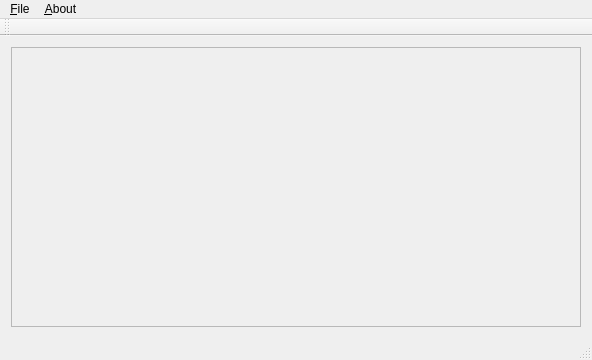
First picture: the form in c_c++/OpenGL_demo/cjwindow.ui, repository ckeyer/outmoded, before the edit.
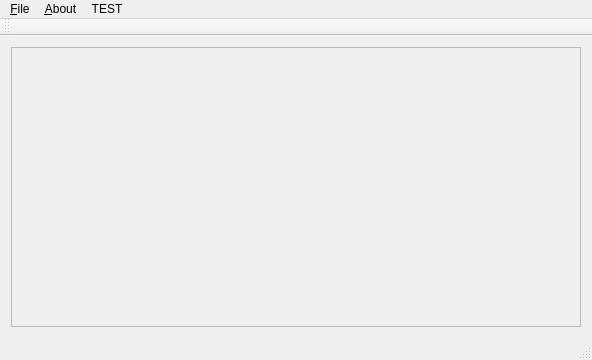
Second picture: the form after the edit.

```diff
--- a/c_c++/OpenGL_demo/cjwindow.ui
+++ b/c_c++/OpenGL_demo/cjwindow.ui
@@ -61,9 +61,17 @@
     </property>
     <addaction name="action_Home"/>
     <addaction name="action_test1"/>
+    <addaction name="actionTest_2"/>
+   </widget>
+   <widget class="QMenu" name="menuTEST">
+    <property name="title">
+     <string>TEST</string>
+    </property>
+    <addaction name="actionCLEAR"/>
    </widget>
    <addaction name="menuFile"/>
    <addaction name="menu_About"/>
+   <addaction name="menuTEST"/>
   </widget>
   <widget class="QToolBar" name="mainToolBar">
    <attribute name="toolBarArea">
```
Left out of the diff: 12 changed lines with no effect on the pictures.
